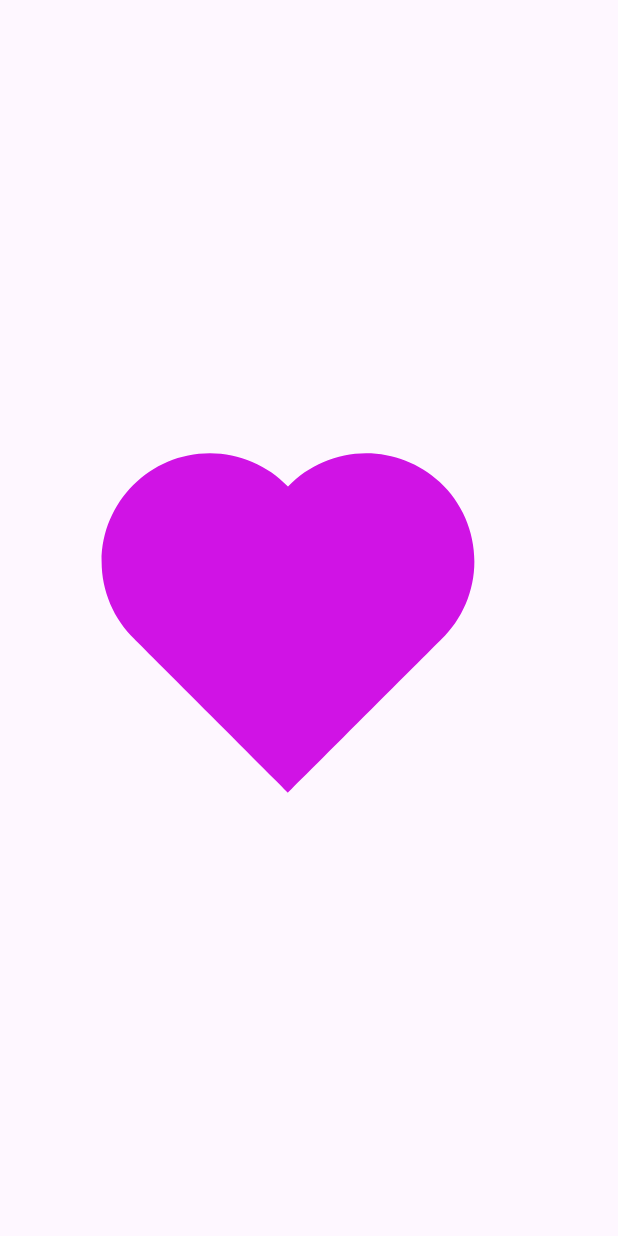
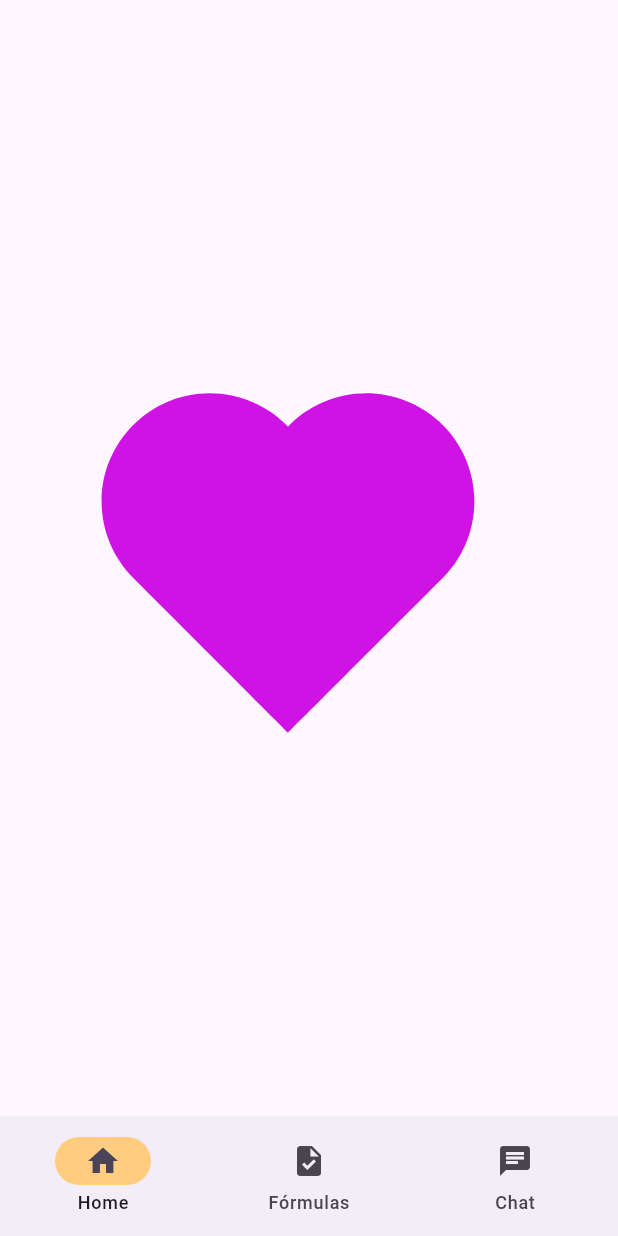
Before and after one commit to Teren91/nutrical, a Flutter app: the screen it shows after launch, on a phone screen of 412 x 824 dp. Run offline on Flutter 3.47's test engine with Material 3 defaults, Android fonts, the phone set to English and light mode, and no system bars; our stand-ins replace lottie.

Commit message:
Creadas rutas de navegación

```diff
--- a/lib/main.dart
+++ b/lib/main.dart
@@ -18,11 +18,6 @@ class MyApp extends StatelessWidget {
         useMaterial3: true,
       ),
       home: const MyHomePage(title: 'NutriCal'),
-      // home: SafeArea(
-      //       minimum:const EdgeInsets.all(12),
-      //       child: Lottie.asset('assets/lottie/Heart.json'),
-      //     ),
-
     );
   }
 }
--- a/lib/pages/home_page.dart
+++ b/lib/pages/home_page.dart
@@ -1,7 +1,11 @@
 import 'package:flutter/material.dart';
+import 'package:nutrical/pages/chat_page.dart';
+import 'package:nutrical/pages/formula_page.dart';
+import 'package:nutrical/providers/routers.dart';
 import 'package:nutrical/widgets/heigth_form.dart';
 
 import 'package:lottie/lottie.dart';
+import 'package:nutrical/widgets/navigation_bar.dart';
 
 class MyHomePage extends StatefulWidget {
   const MyHomePage({super.key, required this.title});
@@ -13,15 +17,15 @@ class MyHomePage extends StatefulWidget {
 }
 
 class _MyHomePageState extends State<MyHomePage> {
+  int currentPageIndex = 0;
   @override
   Widget build(BuildContext context) {
     return MaterialApp(
+      onGenerateRoute: MyRouter.getRoute,
       home: Scaffold(
-        // appBar: AppBar(
-        //   backgroundColor: Theme.of(context).colorScheme.inversePrimary,
-        //   title: Text(widget.title),
-        // ),
-        body: Center(
+
+        body: <Widget> [
+          Center(
           child: GestureDetector(
             onTap: () {
               Navigator.push(
@@ -31,7 +35,7 @@ class _MyHomePageState extends State<MyHomePage> {
                   pageBuilder: (context, animation, secondaryAnimation) =>
                   FadeTransition(
                     opacity: animation,
-                    child: const HeigthForm()
+                    child: HeigthForm(title: widget.title)
                   ),
                 ),
               );
@@ -39,6 +43,14 @@ class _MyHomePageState extends State<MyHomePage> {
             child: Lottie.asset('assets/lottie/Heart.json'),
           ),
         ),
+
+        FormulaPage(title: widget.title),
+        ChatPage(title: widget.title)
+
+        ] [currentPageIndex],
+        bottomNavigationBar: NavigationBarMain(
+          currentPageIndex: currentPageIndex,
+        ),
       ),
     );
   }
--- /dev/null
+++ b/lib/pages/nutrical.dart
@@ -0,0 +1,3 @@
+export 'package:nutrical/pages/home_page.dart';
+export 'package:nutrical/pages/formula_page.dart';
+export 'package:nutrical/pages/chat_page.dart';
--- /dev/null
+++ b/lib/widgets/navigation_bar.dart
@@ -0,0 +1,44 @@
+import 'package:flutter/material.dart';
+
+class NavigationBarMain extends StatefulWidget {
+  NavigationBarMain({super.key, required this.currentPageIndex});
+
+  int currentPageIndex = 0;
+  @override
+  State<NavigationBarMain> createState() => _NavigationBarMainState();
+}
+
+class _NavigationBarMainState extends State<NavigationBarMain> {
+
+
+  @override
+  Widget build(BuildContext context) {
+    return NavigationBar(
+      onDestinationSelected: (int index) {
+        setState(() {
+          widget.currentPageIndex = index;
+        });
+
+        switch(index){
+          case 0:
+            Navigator.pushReplacementNamed(context, '/heigth');
+            break;
+          case 1:
+            Navigator.pushReplacementNamed(context, '/formula');
+            break;
+          case 2:
+            Navigator.pushReplacementNamed(context, '/chat');
+            break;
+        }
+      },
+      indicatorColor: Colors.orange[200],
+      selectedIndex: widget.currentPageIndex,
+      destinations: const <Widget> [
+        NavigationDestination(icon: Icon(Icons.home), label: 'Home'),
+        NavigationDestination(icon: Icon(Icons.task), label: 'Fórmulas'),
+        NavigationDestination(icon: Icon(Icons.chat), label: 'Chat'),
+      ],
+
+    );
+  }
+}
```
Also changed, not shown: lib/pages/chat_page.dart (added, +28 -0 lines), lib/pages/formula_page.dart (added, +28 -0 lines), lib/providers/routers.dart (added, +24 -0 lines), lib/widgets/heigth_form.dart (+29 -2 lines).
